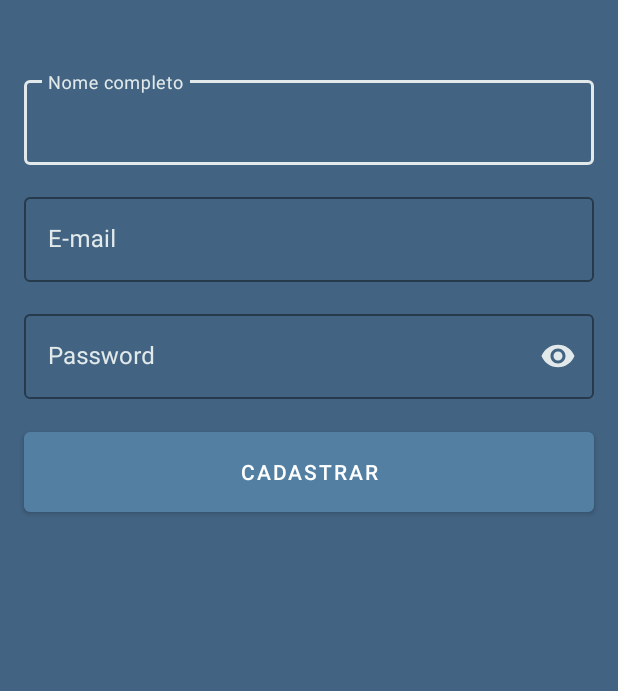
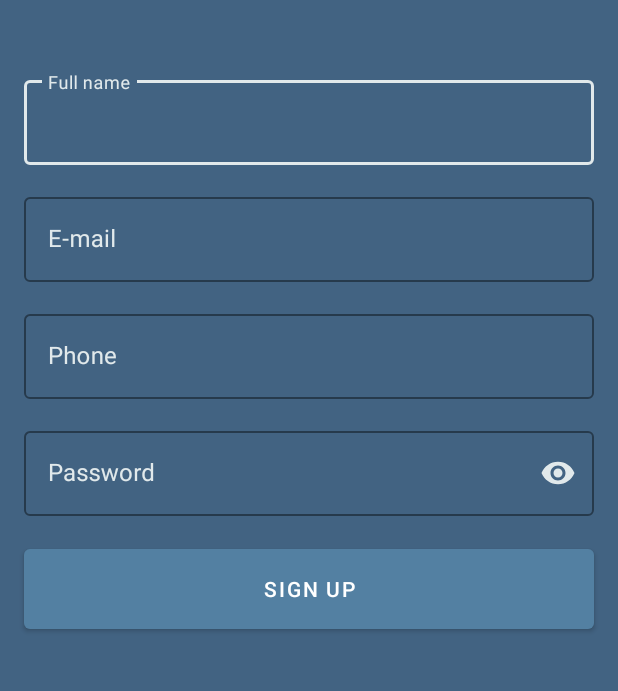
Before and after one commit to jmaxsa/livechat, an Android app: the screen it shows after launch (SignUpActivity), on a phone screen of 412 x 824 dp, the part 84-775 px from its top. Run offline under Robolectric (Android 15) with nearby library versions, the phone set to English and light mode, and no system bars; our stand-ins replace Firebase (no records; nobody signed in at launch, a user with empty details on screens opened directly); libraries missing offline, so code that uses them is left out: com.firebase.ui.

Commit message:
Adjusting components id

```diff
--- a/app/src/main/java/br/com/jm/livechat/flows/onboarding/SignUpActivity.kt
+++ b/app/src/main/java/br/com/jm/livechat/flows/onboarding/SignUpActivity.kt
@@ -2,6 +2,7 @@ package br.com.jm.livechat.flows.onboarding
 
 import android.content.Intent
 import android.os.Bundle
+import android.widget.Button
 import androidx.appcompat.app.AppCompatActivity
 import br.com.jm.livechat.R
 import br.com.jm.livechat.flows.home.HomeActivity
@@ -17,6 +18,10 @@ class SignUpActivity: AppCompatActivity(R.layout.activity_sign_up) {
     private val viewModel by viewModel<SignUpViewModel>()
 
     private val nameInput by lazy { findViewById<TextInputLayout>(R.id.name_input) }
+    private val emailInput by lazy { findViewById<TextInputLayout>(R.id.email_input) }
+    private val phoneInput by lazy { findViewById<TextInputLayout>(R.id.phone_input) }
+    private val passwordInput by lazy { findViewById<TextInputLayout>(R.id.password_input) }
+    private val signUpButton by lazy { findViewById<Button>(R.id.sign_up_button) }
 
     override fun onCreate(savedInstanceState: Bundle?) {
         super.onCreate(savedInstanceState)
--- /dev/null
+++ b/app/src/main/java/br/com/jm/livechat/models/UserRegisterBody.kt
@@ -0,0 +1,8 @@
+package br.com.jm.livechat.models
+
+data class UserRegisterBody(
+    val name: String,
+    val email: String,
+    val phone: String,
+    val password: String
+)
--- a/app/src/main/res/layout/activity_sign_up.xml
+++ b/app/src/main/res/layout/activity_sign_up.xml
@@ -19,7 +19,7 @@
         android:id="@+id/name_input"
         android:layout_width="match_parent"
         android:layout_height="wrap_content"
-        android:hint="Nome completo"
+        android:hint="Full name"
         app:boxStrokeColor="@color/white_text"
         android:textColorHint="@color/white_text"
         app:hintTextColor="@color/white_text"
@@ -60,6 +60,28 @@
 
     </com.google.android.material.textfield.TextInputLayout>
 
+    <com.google.android.material.textfield.TextInputLayout
+        android:id="@+id/phone_input"
+        android:layout_width="match_parent"
+        android:layout_height="wrap_content"
+        android:hint="Phone"
+        app:boxStrokeColor="@color/white_text"
+        android:textColorHint="@color/white_text"
+        app:hintTextColor="@color/white_text"
+        android:layout_margin="@dimen/margin_16dp"
+        style="@style/Widget.MaterialComponents.TextInputLayout.OutlinedBox"
+        app:layout_constraintStart_toStartOf="parent"
+        app:layout_constraintEnd_toEndOf="parent"
+        app:layout_constraintTop_toBottomOf="@id/email_input">
+
+        <com.google.android.material.textfield.TextInputEditText
+            android:layout_width="match_parent"
+            android:layout_height="wrap_content"
+            android:inputType="textEmailAddress"
+            android:textColor="@color/white_text"/>
+
+    </com.google.android.material.textfield.TextInputLayout>
+
 
     <com.google.android.material.textfield.TextInputLayout
         android:id="@+id/password_input"
@@ -75,7 +97,7 @@
         style="@style/Widget.MaterialComponents.TextInputLayout.OutlinedBox"
         app:layout_constraintStart_toStartOf="parent"
         app:layout_constraintEnd_toEndOf="parent"
-        app:layout_constraintTop_toBottomOf="@id/email_input">
+        app:layout_constraintTop_toBottomOf="@id/phone_input">
 
         <com.google.android.material.textfield.TextInputEditText
             android:layout_width="match_parent"
@@ -86,11 +108,11 @@
     </com.google.android.material.textfield.TextInputLayout>
 
     <Button
-        android:id="@+id/register_button"
+        android:id="@+id/sign_up_button"
         android:layout_width="match_parent"
         android:layout_height="65dp"
         android:layout_margin="@dimen/margin_16dp"
-        android:text="Cadastrar"
+        android:text="Sign Up"
         app:layout_constraintTop_toBottomOf="@id/password_input"
         app:layout_constraintStart_toStartOf="parent"
         app:layout_constraintEnd_toEndOf="parent"/>
```
